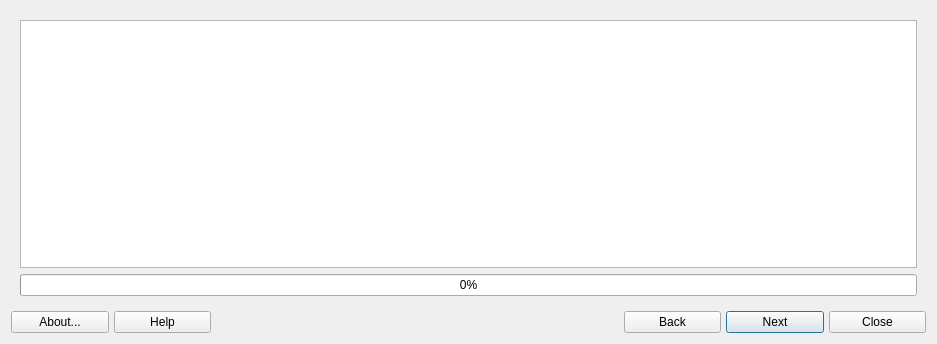
Qt form mainwindow.ui (MX-Linux/formatusb) before a commit.
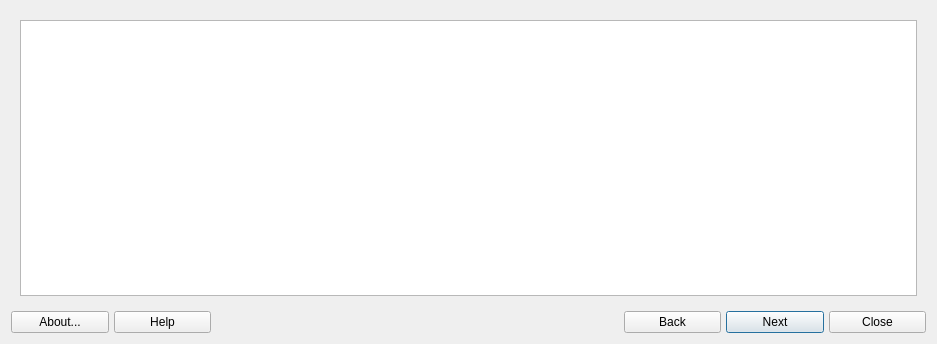
The same form after that commit. The open tabs and pages were chosen to show the change. Icons and pictures are not drawn.

Commit message: Remove progress bar

```diff
--- a/mainwindow.ui
+++ b/mainwindow.ui
@@ -183,16 +183,6 @@
      </widget>
      <widget class="QWidget" name="outputPage">
       <layout class="QGridLayout" name="gridLayout_3">
-       <item row="2" column="0" colspan="2">
-        <widget class="QProgressBar" name="progressBar">
-         <property name="value">
-          <number>0</number>
-         </property>
-         <property name="textVisible">
-          <bool>true</bool>
-         </property>
-        </widget>
-       </item>
        <item row="0" column="0" colspan="2">
         <widget class="QPlainTextEdit" name="outputBox"/>
        </item>
```
The commit also changes 2 other files.
